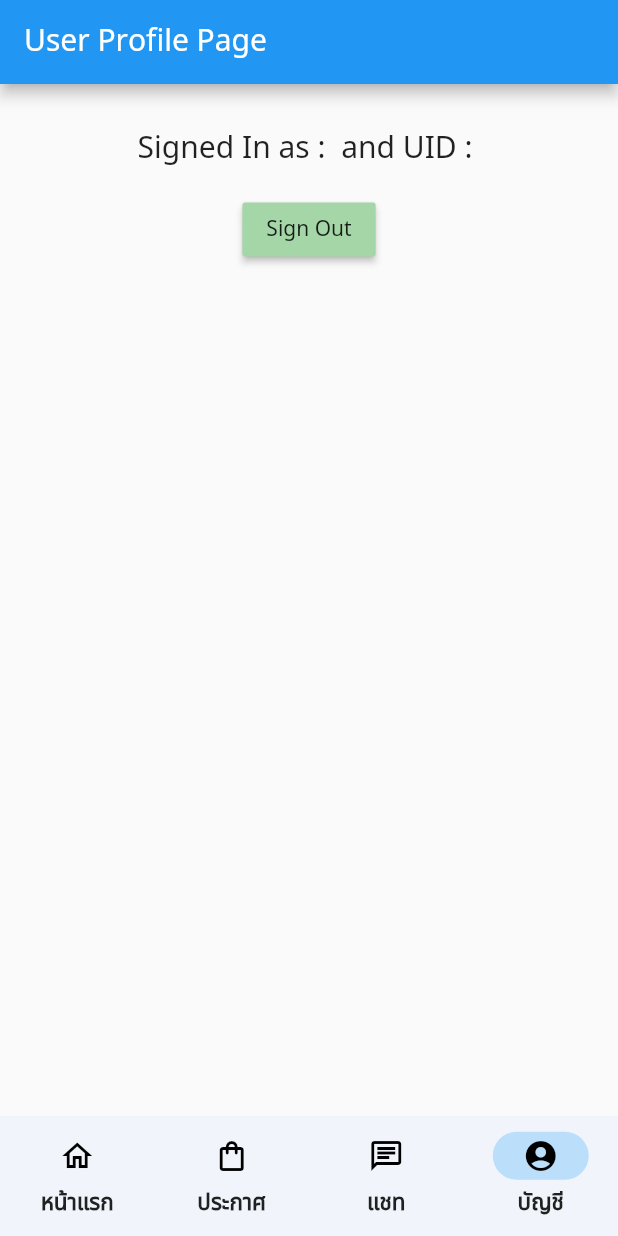
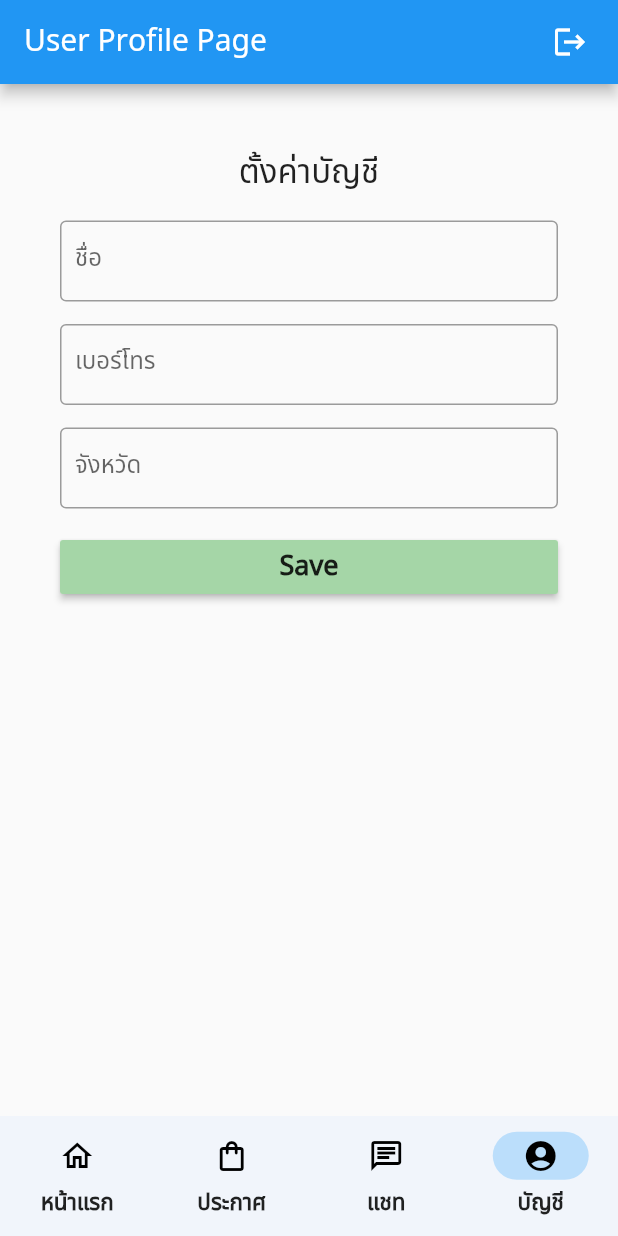
Before and after one commit to ponganan/GarlicPrice, a Flutter app: the screen it shows once a user with an empty profile is signed in, item 4 of the bottom bar chosen, on a phone screen of 412 x 824 dp. Run offline on Flutter 3.47's test engine with Material 2 defaults, Android fonts, the phone set to English and light mode, and no system bars; our stand-ins replace email_validator, firebase_auth, firebase_core, google_fonts; accounts and stored records are empty.

Commit message:
change User Profile Page

```diff
--- a/lib/list_all_post_page.dart
+++ b/lib/list_all_post_page.dart
@@ -35,7 +35,7 @@ class _ListAllPostPageState extends State<ListAllPostPage> {
         child: Column(children: [
           const SizedBox(height: 28),
           Text(
-            'Signed In as : ' + user.email! + ' and. UID : ' + user.uid,
+            'Signed In as : ${user.email!} and. UID : ${user.uid}',
             style: const TextStyle(fontSize: 20),
           ),
           const SizedBox(height: 15),
--- a/lib/user_profile_page.dart
+++ b/lib/user_profile_page.dart
@@ -11,28 +11,86 @@ class UserProfilePage extends StatefulWidget {
 class _UserProfilePage extends State<UserProfilePage> {
   final user = FirebaseAuth.instance.currentUser!;
 
+  final _controllerName = TextEditingController();
+  final _controllerTel = TextEditingController();
+  final _controllerCity = TextEditingController();
+
+  @override
   Widget build(BuildContext context) {
     return Scaffold(
       appBar: AppBar(
-        title: Text('User Profile Page'),
+        title: const Text(
+          'User Profile Page',
+        ),
+        actions: [
+          Padding(
+              padding: EdgeInsets.only(right: 20.0),
+              child: GestureDetector(
+                onTap: () {
+                  FirebaseAuth.instance.signOut();
+                },
+                child: Icon(Icons.logout),
+              )),
+        ],
       ),
-      body: Center(
-        child: Column(children: [
+      body: ListView(
+        padding: EdgeInsets.all(15),
+        children: <Widget>[
           const SizedBox(height: 28),
           Text(
-            'Signed In as : ' + user.email! + ' and UID : ' + user.uid,
-            style: const TextStyle(fontSize: 20),
+            'ตั้งค่าบัญชี',
+            style: const TextStyle(fontSize: 22),
+            textAlign: TextAlign.center,
           ),
           const SizedBox(height: 15),
-          MaterialButton(
-            onPressed: () {
-              FirebaseAuth.instance.signOut();
-            },
-            color: Colors.green[200],
-            child: const Text('Sign Out'),
+          Padding(
+            padding: const EdgeInsets.symmetric(horizontal: 25.0),
+            child: TextField(
+              controller: _controllerName,
+              decoration: decorationTF('ชื่อ'),
+            ),
           ),
-        ]),
+          const SizedBox(height: 15),
+          Padding(
+            padding: const EdgeInsets.symmetric(horizontal: 25.0),
+            child: TextField(
+              controller: _controllerTel,
+              decoration: decorationTF('เบอร์โทร'),
+            ),
+          ),
+          const SizedBox(height: 15),
+          Padding(
+            padding: const EdgeInsets.symmetric(horizontal: 25.0),
+            child: TextField(
+              controller: _controllerCity,
+              decoration: decorationTF('จังหวัด'),
+            ),
+          ),
+          const SizedBox(height: 15),
+          Padding(
+            padding: const EdgeInsets.symmetric(horizontal: 25.0),
+            child: MaterialButton(
+              onPressed: () {},
+              color: Colors.green[200],
+              child: const Text(
+                'Save',
+                style: TextStyle(
+                  fontSize: 18,
+                  fontWeight: FontWeight.bold,
+                ),
+              ),
+            ),
+          ),
+        ],
       ),
     );
   }
+
+  InputDecoration decorationTF(String label) => InputDecoration(
+        labelText: label,
+        contentPadding: EdgeInsets.symmetric(vertical: 15, horizontal: 10),
+        //use OutlineInputBorder to Border all Textfield
+
+        border: const OutlineInputBorder(),
+      );
 }
--- a/lib/verify_email_page.dart
+++ b/lib/verify_email_page.dart
@@ -78,31 +78,31 @@ class _VerifyEmailPageState extends State<VerifyEmailPage> {
             child: Column(
               mainAxisAlignment: MainAxisAlignment.center,
               children: [
-                Text(
+                const Text(
                   'A verification email has been sent to your email.',
                   style: TextStyle(fontSize: 20),
                   textAlign: TextAlign.center,
                 ),
-                SizedBox(height: 25),
+                const SizedBox(height: 25),
                 ElevatedButton.icon(
                   style: ElevatedButton.styleFrom(
-                    minimumSize: Size.fromHeight(50),
+                    minimumSize: const Size.fromHeight(50),
                   ),
-                  icon: Icon(
+                  icon: const Icon(
                     Icons.email,
                     size: 35,
                   ),
-                  label: Text(
+                  label: const Text(
                     'Resent Email',
                     style: TextStyle(fontSize: 20),
                   ),
                   onPressed: canResendEmail ? sendVerificationEmail : null,
                 ),
-                SizedBox(height: 10),
+                const SizedBox(height: 10),
                 TextButton(
                   style: ElevatedButton.styleFrom(
-                      minimumSize: Size.fromHeight(50)),
-                  child: Text(
+                      minimumSize: const Size.fromHeight(50)),
+                  child: const Text(
                     'Cancel',
                     style: TextStyle(fontSize: 20),
                   ),
```
